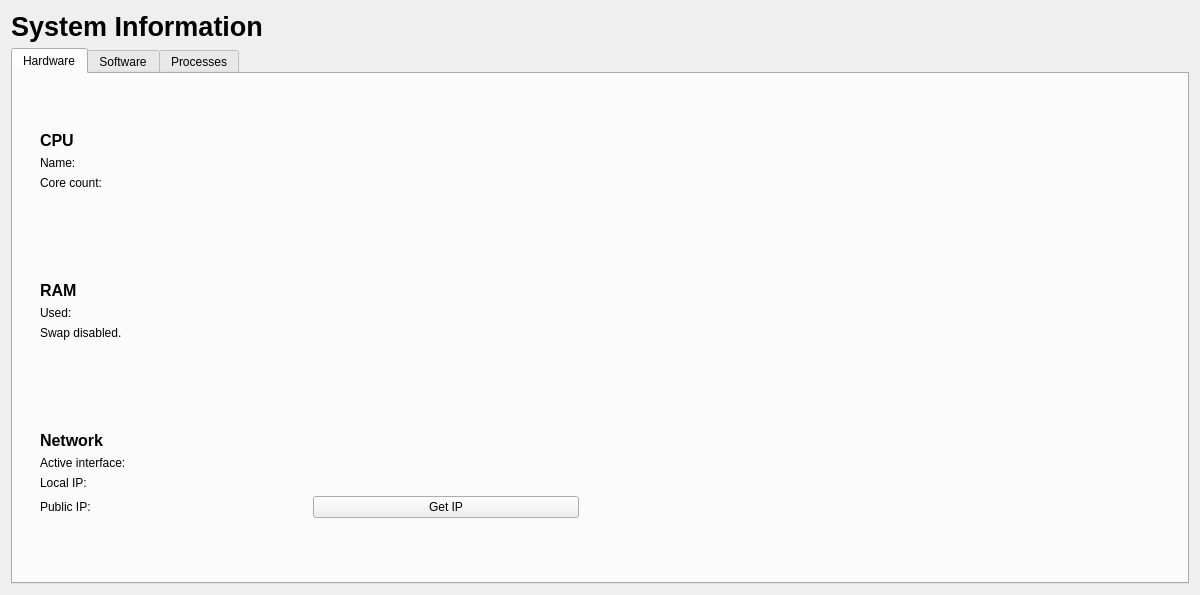
This is archcentral/ui/designer/sysinfo.ui in szabatoro/archcentral-thesis as Qt 5 draws it before an edit. The edited form follows.
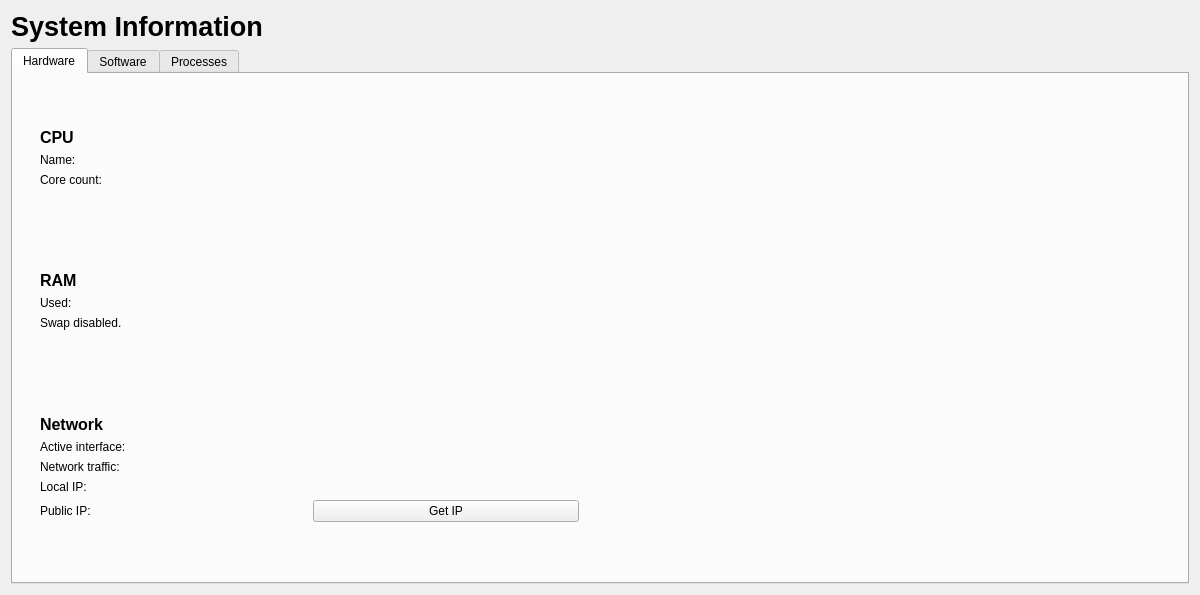
This is the edited form. Custom widgets are drawn as their Qt base class.

Commit message: reworked sysinfo for threaded view-controller communication, and minor fixes

```diff
--- a/archcentral/ui/designer/sysinfo.ui
+++ b/archcentral/ui/designer/sysinfo.ui
@@ -218,6 +218,13 @@
                </property>
               </widget>
              </item>
+             <item>
+              <widget class="QLabel" name="network_traffic_label">
+               <property name="text">
+                <string>Network traffic:</string>
+               </property>
+              </widget>
+             </item>
              <item>
               <widget class="QLabel" name="network_local_ip">
                <property name="text">
```
The commit also changes 4 other files.
